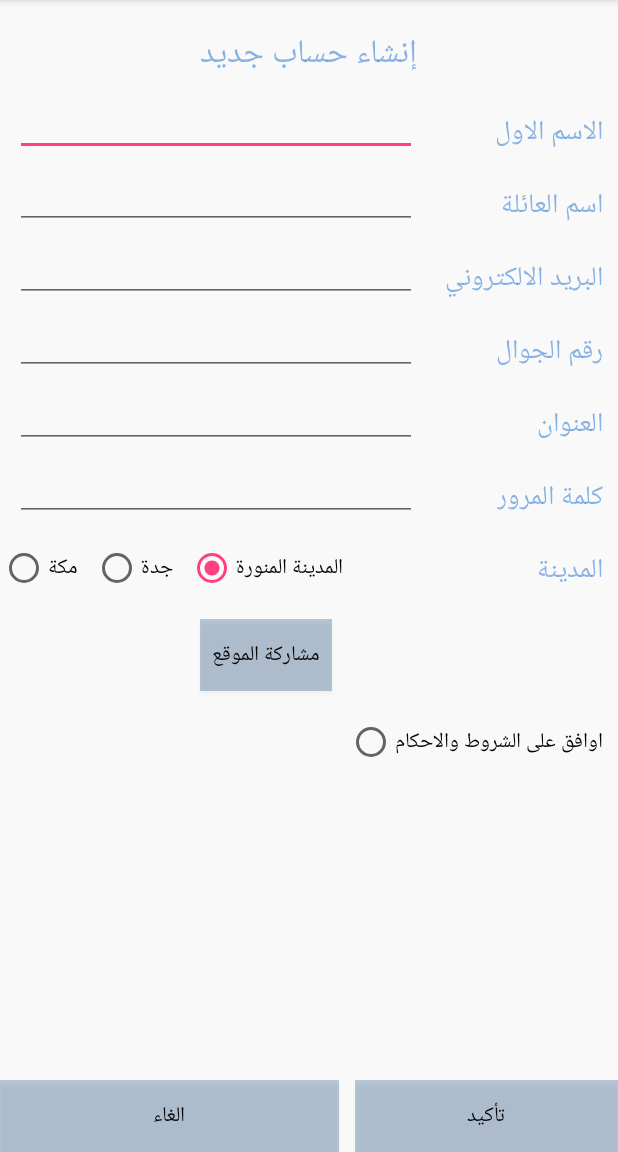
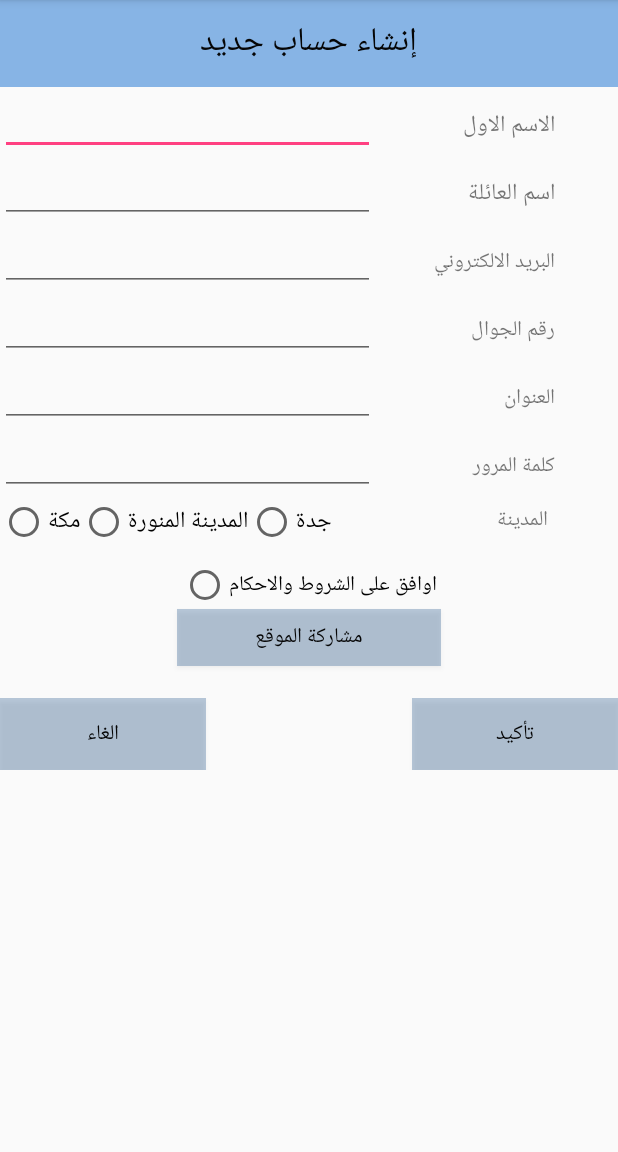
Before and after one commit to rahmony/ElectronicKitchen, an Android app: the SignUpActivity screen opened directly, with no data from a screen before it, on a phone screen of 412 x 824 dp, the part 84-1236 px from its top. Run offline under Robolectric (Android 15) with nearby library versions, the phone set to English and light mode, and no system bars; 1 statement that could not run was skipped.

Commit message:
sign up and login activities are ready.

```diff
--- a/app/src/main/java/net/rahmony/electronickitchen/SignUpActivity.java
+++ b/app/src/main/java/net/rahmony/electronickitchen/SignUpActivity.java
@@ -38,7 +38,7 @@ public class SignUpActivity extends AppCompatActivity {
         mRadioButton_madina = (RadioButton) findViewById(R.id.radioButton_madina);
         mRadioButton_jeddah = (RadioButton) findViewById(R.id.radioButton_jeddah);
         mRadioButton_makka = (RadioButton) findViewById(R.id.radioButton_makka);
-        mMyRadioGroup = (RadioGroup) findViewById(R.id.myRadioGroup);
+       mMyRadioGroup = (RadioGroup) findViewById(R.id.myRadioGroup);
 
         final Retrofit retrofit = new Retrofit.Builder()
                 .baseUrl("http://rahmony.net/api/")
--- a/app/src/main/res/layout/activity_sign_up.xml
+++ b/app/src/main/res/layout/activity_sign_up.xml
@@ -1,254 +1,247 @@
 <?xml version="1.0" encoding="utf-8"?>
-<RelativeLayout xmlns:android="http://schemas.android.com/apk/res/android"
+<GridLayout xmlns:android="http://schemas.android.com/apk/res/android"
     android:layout_width="match_parent"
     android:layout_height="match_parent"
-    android:background="#faf9f9"
-    android:orientation="vertical">
+    android:orientation="vertical"
+    android:columnCount="1"
+    android:rowCount="4">
 
+    <FrameLayout
+        android:layout_width="match_parent"
+        android:layout_height="58dp"
+        android:layout_gravity="center_horizontal"
+        android:background="#7d0f6ace"
+        android:layout_column="0"
+        android:layout_row="0"
+        android:clickable="true">
 
         <TextView
             android:layout_width="wrap_content"
             android:layout_height="wrap_content"
             android:textAppearance="?android:attr/textAppearanceLarge"
             android:text="@string/sin_up"
-        android:id="@+id/text_sin_up"
-        android:textColor="#7d0f6ace"
-        android:layout_alignParentTop="true"
-        android:layout_centerHorizontal="true"
-        android:layout_marginTop="18dp" />
+            android:id="@+id/text_app_name"
+            android:textColor="#050505"
+            android:layout_gravity="center" />
+    </FrameLayout>
+
+    <GridLayout
+        android:layout_width="match_parent"
+        android:layout_height="274dp"
+        android:layout_column="0"
+        android:layout_row="1"
+        android:columnCount="2"
+        android:rowCount="6">
+
+        <EditText
+            android:layout_width="250dp"
+            android:layout_height="wrap_content"
+            android:id="@+id/et_first_name"
+            android:layout_weight="1.00"
+            android:layout_column="0"
+            android:layout_row="0" />
 
         <TextView
-        android:layout_width="wrap_content"
-        android:layout_height="wrap_content"
-        android:textAppearance="?android:attr/textAppearanceMedium"
+            android:layout_width="120dp"
+            android:layout_height="30dp"
             android:text="@string/first_name"
             android:id="@+id/text_first_name"
-        android:textColor="#7d0f6ace"
-        android:layout_below="@+id/text_sin_up"
-        android:layout_alignParentEnd="true"
-        android:layout_marginTop="18dp"
-        android:layout_marginLeft="24dp"
-        android:layout_marginRight="10dp" />
+            android:layout_weight="0.90"
+            android:textSize="15dp"
+            android:layout_column="1"
+            android:layout_row="0" />
 
         <EditText
-        android:layout_width="wrap_content"
+            android:layout_width="250dp"
             android:layout_height="wrap_content"
-        android:id="@+id/et_first_name"
-        android:layout_alignBottom="@+id/text_first_name"
-        android:layout_alignParentStart="true"
-        android:layout_toStartOf="@+id/text_first_name"
-        android:layout_marginLeft="10dp"
-        android:layout_alignEnd="@+id/text_sin_up" />
+
+            android:id="@+id/et_last_name"
+            android:layout_weight="1" />
 
         <TextView
-        android:layout_width="wrap_content"
-        android:layout_height="wrap_content"
-        android:textAppearance="?android:attr/textAppearanceMedium"
+            android:layout_width="120dp"
+            android:layout_height="30dp"
             android:text="@string/last_name"
             android:id="@+id/text_last_name"
-        android:textColor="#7d0f6ace"
-        android:layout_below="@+id/text_first_name"
-        android:layout_alignParentEnd="true"
-        android:layout_marginTop="18dp"
-        android:layout_marginLeft="24dp"
-        android:layout_marginRight="10dp" />
+            android:layout_weight="1"
+            android:textSize="15dp" />
 
         <EditText
-        android:layout_width="wrap_content"
+            android:layout_width="250dp"
             android:layout_height="wrap_content"
-        android:id="@+id/et_last_name"
-        android:layout_alignBottom="@+id/text_last_name"
-        android:layout_alignParentStart="true"
-        android:layout_toStartOf="@+id/text_last_name"
-        android:layout_marginLeft="10dp"
-        android:layout_alignEnd="@+id/text_sin_up" />
+
+            android:id="@+id/et_email"
+            android:layout_weight="1" />
 
         <TextView
-        android:layout_width="wrap_content"
-        android:layout_height="wrap_content"
-        android:textAppearance="?android:attr/textAppearanceMedium"
+            android:layout_width="120dp"
+            android:layout_height="30dp"
             android:text="@string/email"
             android:id="@+id/text_email"
-        android:textColor="#7d0f6ace"
-        android:layout_below="@+id/text_last_name"
-        android:layout_alignParentEnd="true"
-        android:layout_marginTop="18dp"
-        android:layout_marginRight="10dp" />
+            android:layout_weight="1" />
 
         <EditText
-        android:layout_width="wrap_content"
+            android:layout_width="250dp"
             android:layout_height="wrap_content"
-        android:inputType="textEmailAddress"
-        android:ems="10"
-        android:id="@+id/et_email"
-        android:layout_alignBottom="@+id/text_email"
-        android:layout_alignStart="@+id/et_last_name"
-        android:layout_toStartOf="@+id/text_email"
-        android:layout_alignEnd="@+id/et_last_name" />
+
+            android:id="@+id/et_phone_number"
+            android:layout_weight="1" />
 
         <TextView
-        android:layout_width="wrap_content"
-        android:layout_height="wrap_content"
-        android:textAppearance="?android:attr/textAppearanceMedium"
+            android:layout_width="120dp"
+            android:layout_height="30dp"
             android:text="@string/phone_number"
-        android:textColor="#7d0f6ace"
             android:id="@+id/text_phone_number"
-        android:layout_below="@+id/text_email"
-        android:layout_alignParentEnd="true"
-        android:layout_marginTop="18dp"
-        android:layout_marginRight="10dp" />
+            android:layout_weight="1" />
 
         <EditText
-        android:layout_width="wrap_content"
+            android:layout_width="250dp"
             android:layout_height="wrap_content"
-        android:inputType="phone"
-        android:ems="10"
-        android:id="@+id/et_phone_number"
-        android:layout_alignBottom="@+id/text_phone_number"
-        android:layout_alignStart="@+id/et_email"
-        android:layout_toStartOf="@+id/text_last_name"
-        android:layout_alignEnd="@+id/et_email" />
+
+            android:id="@+id/et_address"
+            android:layout_weight="1"
+            />
 
         <TextView
-        android:layout_width="wrap_content"
-        android:layout_height="wrap_content"
-        android:textAppearance="?android:attr/textAppearanceMedium"
+            android:layout_width="120dp"
+            android:layout_height="30dp"
             android:text="@string/address"
             android:id="@+id/text_address"
-        android:textColor="#7d0f6ace"
-        android:layout_below="@+id/text_phone_number"
-        android:layout_alignParentEnd="true"
-        android:layout_marginTop="18dp"
-        android:layout_marginRight="10dp" />
+            android:layout_weight="1" />
 
         <EditText
-        android:layout_width="wrap_content"
+            android:layout_width="250dp"
             android:layout_height="wrap_content"
-        android:id="@+id/et_address"
-        android:layout_alignBottom="@+id/text_address"
-        android:layout_alignStart="@+id/et_phone_number"
-        android:layout_alignEnd="@+id/et_phone_number" />
+
+            android:id="@+id/et_password"
+            android:layout_weight="1" />
 
         <TextView
-        android:layout_width="wrap_content"
-        android:layout_height="wrap_content"
-        android:textAppearance="?android:attr/textAppearanceMedium"
+            android:layout_width="120dp"
+            android:layout_height="30dp"
             android:text="@string/password"
             android:id="@+id/text_password"
-        android:textColor="#7d0f6ace"
-        android:layout_below="@+id/text_address"
-        android:layout_alignParentEnd="true"
-        android:layout_marginTop="18dp"
-        android:layout_marginRight="10dp" />
+            android:layout_weight="1" />
+    </GridLayout>
 
-    <EditText
-        android:layout_width="wrap_content"
-        android:layout_height="wrap_content"
-        android:inputType="textPassword"
-        android:ems="10"
-        android:id="@+id/et_password"
-        android:layout_alignBottom="@+id/text_password"
-        android:layout_alignStart="@+id/et_address"
-        android:layout_alignEnd="@+id/et_address" />
-
-    <TextView
-        android:layout_width="wrap_content"
-        android:layout_height="wrap_content"
-        android:textAppearance="?android:attr/textAppearanceMedium"
-        android:text="@string/city"
-        android:id="@+id/text_city"
-        android:textColor="#7d0f6ace"
-        android:layout_below="@+id/text_password"
-        android:layout_alignParentEnd="true"
-        android:layout_marginTop="18dp"
-        android:layout_marginRight="10dp" />
+    <LinearLayout
+        android:orientation="horizontal"
+        android:layout_width="match_parent"
+        android:layout_height="42dp"
+        android:weightSum="1"
+        android:layout_column="0"
+        android:layout_row="2">
 
         <RadioGroup
             android:layout_width="wrap_content"
             android:layout_height="wrap_content"
-        android:layout_below="@+id/et_password"
+            android:layout_weight="0.29"
             android:orientation="horizontal"
-        android:layout_marginTop="15dp"
-        android:id="@+id/myRadioGroup"
-        android:checkedButton="@+id/radioButton_madina">
-
+            android:weightSum="1"
+            android:id="@+id/myRadioGroup">
 
             <RadioButton
                 android:layout_width="wrap_content"
                 android:layout_height="wrap_content"
                 android:text="@string/makka"
                 android:id="@+id/radioButton_makka"
-            android:layout_alignTop="@+id/radioButton_jeddah"
-            android:layout_toStartOf="@+id/radioButton_jeddah"
-            android:layout_marginRight="10dp" />
+                android:textSize="15dp" />
+
+            <RadioButton
+                android:layout_width="wrap_content"
+                android:layout_height="wrap_content"
+                android:text="@string/madina"
+                android:id="@+id/radioButton_madina"
+                android:textSize="15dp"
+                android:checked="false" />
 
             <RadioButton
                 android:layout_width="wrap_content"
                 android:layout_height="wrap_content"
                 android:text="@string/jeddah"
                 android:id="@+id/radioButton_jeddah"
-        android:layout_alignTop="@+id/radioButton_madina"
-        android:layout_toStartOf="@+id/radioButton_madina" />
-
-
-
-        <RadioButton
-            android:layout_width="wrap_content"
-            android:layout_height="wrap_content"
-            android:text="@string/madina"
-            android:id="@+id/radioButton_madina"
-            android:layout_alignBottom="@+id/text_city"
-            android:layout_alignEnd="@+id/et_password"
-            android:layout_marginLeft="10dp" />
+                android:textSize="15dp" />
 
         </RadioGroup>
 
-    <Button
-        android:layout_width="wrap_content"
-        android:layout_height="wrap_content"
-        android:text="@string/share_location"
-        android:background="#470e4582"
-        android:textColor="#050505"
-        android:id="@+id/btn_share_location"
-        android:layout_below="@+id/myRadioGroup"
-        android:layout_alignStart="@+id/text_sin_up"
-        android:layout_marginTop="18dp" />
+        <TextView
+            android:layout_width="81dp"
+            android:layout_height="30dp"
+            android:text="@string/city"
+            android:id="@+id/text_city"
+            android:layout_weight="1"
+            android:gravity="center" />
+
+    </LinearLayout>
+
+    <GridLayout
+        android:layout_width="match_parent"
+        android:layout_height="148dp"
+        android:layout_column="0"
+        android:layout_row="3"
+        android:rowCount="2"
+        android:columnCount="1">
+
+        <LinearLayout
+            android:orientation="vertical"
+            android:layout_width="match_parent"
+            android:layout_height="91dp"
+            android:layout_column="0"
+            android:layout_row="0">
 
             <RadioButton
                 android:layout_width="wrap_content"
                 android:layout_height="wrap_content"
                 android:text="@string/bands_agree"
                 android:id="@+id/radioButton_bands_agree"
-        android:layout_below="@+id/btn_share_location"
-        android:layout_alignEnd="@+id/text_city"
-        android:layout_marginTop="18dp" />
+                android:layout_row="1"
+                android:layout_column="1"
+                android:layout_gravity="center_horizontal" />
 
             <Button
-        android:layout_width="wrap_content"
+                android:layout_width="176dp"
+                android:layout_height="38dp"
+                android:text="@string/share_location"
+                android:id="@+id/btn_share_location"
+                android:background="#470e4582"
+                android:textColor="#050505"
+                android:layout_row="0"
+                android:layout_column="1"
+                android:gravity="center"
+                android:layout_gravity="center_horizontal" />
+        </LinearLayout>
+
+        <FrameLayout
+            android:layout_width="match_parent"
+            android:layout_height="wrap_content"
+            android:layout_column="0"
+            android:layout_row="1">
+
+            <Button
+                android:layout_width="137dp"
                 android:layout_height="wrap_content"
                 android:text="@string/confirm"
                 android:id="@+id/btn_confirm"
                 android:background="#470e4582"
                 android:textColor="#050505"
-        android:layout_alignParentBottom="true"
-        android:layout_alignParentEnd="true"
-        android:layout_toEndOf="@+id/btn_share_location"
-        android:layout_alignStart="@+id/radioButton_bands_agree"
-        android:layout_marginTop="18dp"
-        android:layout_marginLeft="5dp" />
+                android:layout_row="1"
+                android:layout_column="2"
+                android:layout_weight="0.11"
+                android:layout_gravity="right|center_vertical" />
 
             <Button
-        android:layout_width="wrap_content"
+                android:layout_width="137dp"
                 android:layout_height="wrap_content"
                 android:text="@string/cancel"
                 android:id="@+id/btn_cancel"
                 android:background="#470e4582"
                 android:textColor="#050505"
-        android:layout_alignBottom="@+id/btn_confirm"
-        android:layout_alignParentStart="true"
-        android:layout_toStartOf="@+id/btn_confirm"
-        android:layout_marginTop="18dp"
-        android:layout_marginRight="5dp" />
+                android:layout_row="1"
+                android:layout_column="0"
+                android:layout_gravity="left|center_vertical" />
+        </FrameLayout>
+
+    </GridLayout>
 
 
-</RelativeLayout>
+</GridLayout>
--- a/app/src/main/res/layout/activity_store.xml
+++ b/app/src/main/res/layout/activity_store.xml
@@ -41,7 +41,7 @@
                         android:layout_column="0"
                         android:layout_row="0"
                         android:baselineAligned="true"
-                        android:layout_columnSpan="0"
+                        android:layout_columnSpan="1"
                         android:layout_rowSpan="1">
 
                         <TextView
```
Also changed, not shown: 24 other files. Lines whose indentation alone changed are shown as unchanged.
